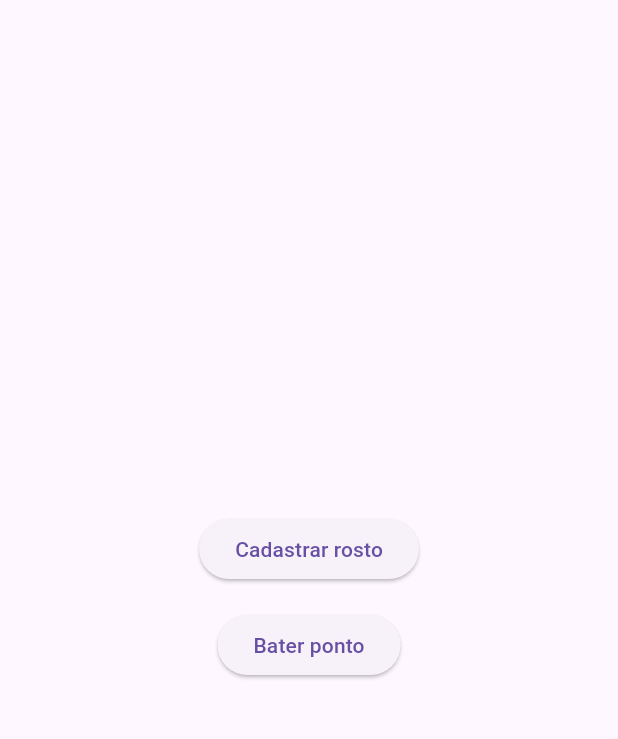
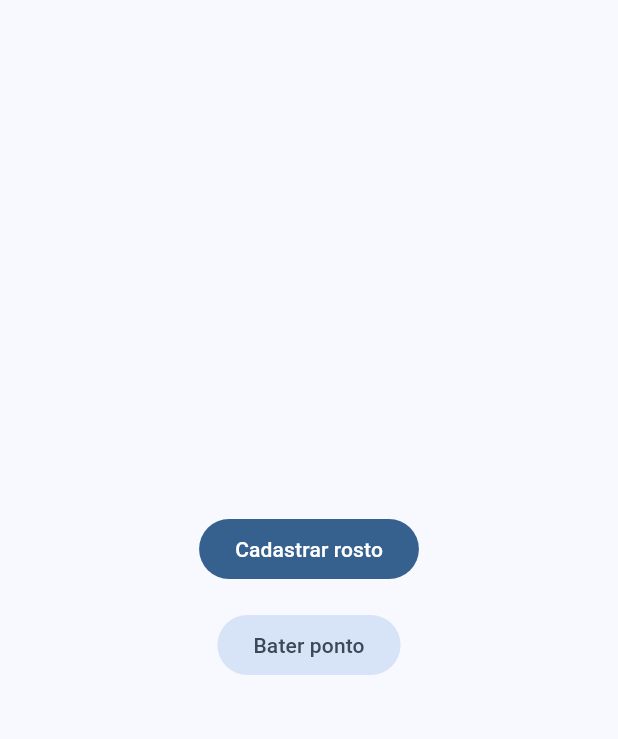
Before and after one commit to aislanabdalla/ponto-ai-mobile, a Flutter app: the screen it shows after launch, on a phone screen of 412 x 824 dp, the part 63-802 px from its top. Run offline on Flutter 3.47's test engine with Material 3 defaults, Android fonts, the phone set to English and light mode, and no system bars; our stand-ins replace camera, geolocator.

Commit message:
Update main.dart

```diff
--- a/lib/main.dart
+++ b/lib/main.dart
@@ -3,6 +3,7 @@ import 'screens/enroll_screen.dart';
 import 'screens/punch_screen.dart';
 
 void main() {
+  WidgetsFlutterBinding.ensureInitialized();
   runApp(const PontoAI());
 }
 
@@ -13,7 +14,11 @@ class PontoAI extends StatelessWidget {
   Widget build(BuildContext context) {
     return MaterialApp(
       title: 'Ponto-AI (MVP)',
-      theme: ThemeData(useMaterial3: true),
+      debugShowCheckedModeBanner: false,
+      theme: ThemeData(
+        useMaterial3: true,
+        colorSchemeSeed: Colors.blue,
+      ),
       home: const HomeScreen(),
     );
   }
@@ -30,15 +35,23 @@ class HomeScreen extends StatelessWidget {
         child: Column(
           mainAxisAlignment: MainAxisAlignment.center,
           children: [
-            ElevatedButton(
-              onPressed: () => Navigator.push(context,
-                MaterialPageRoute(builder: (_) => const EnrollScreen())),
+            FilledButton(
+              onPressed: () {
+                Navigator.push(
+                  context,
+                  MaterialPageRoute(builder: (_) => const EnrollScreen()),
+                );
+              },
               child: const Text('Cadastrar rosto'),
             ),
             const SizedBox(height: 16),
-            ElevatedButton(
-              onPressed: () => Navigator.push(context,
-                MaterialPageRoute(builder: (_) => const PunchScreen())),
+            FilledButton.tonal(
+              onPressed: () {
+                Navigator.push(
+                  context,
+                  MaterialPageRoute(builder: (_) => const PunchScreen()),
+                );
+              },
               child: const Text('Bater ponto'),
             ),
           ],
```
